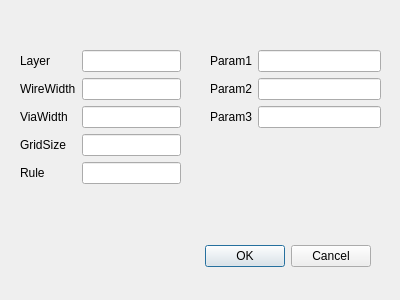
The window that ViaWireExtract/wireviaparamdialog.ui (chenyufjfz/ChipPintu) describes before a commit, drawn with Qt 5.
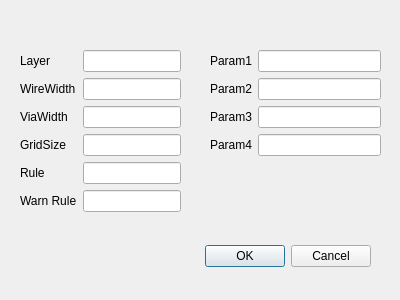
The same window after the commit.

Commit message: Add warning rule NO_ADJ_VIA_CONN rule and show warning rect.

What changed in the file:
```diff
--- a/ViaWireExtract/wireviaparamdialog.ui
+++ b/ViaWireExtract/wireviaparamdialog.ui
@@ -35,7 +35,7 @@
      <x>20</x>
      <y>50</y>
      <width>161</width>
-     <height>138</height>
+     <height>164</height>
     </rect>
    </property>
    <layout class="QFormLayout" name="formLayout">
@@ -89,6 +89,16 @@
     <item row="6" column="1">
      <widget class="QLineEdit" name="rule"/>
     </item>
+    <item row="7" column="0">
+     <widget class="QLabel" name="label_10">
+      <property name="text">
+       <string>Warn Rule</string>
+      </property>
+     </widget>
+    </item>
+    <item row="7" column="1">
+     <widget class="QLineEdit" name="warn_rule"/>
+    </item>
    </layout>
   </widget>
   <widget class="QWidget" name="formLayoutWidget">
@@ -131,6 +141,16 @@
     <item row="2" column="1">
      <widget class="QLineEdit" name="param3"/>
     </item>
+    <item row="3" column="0">
+     <widget class="QLabel" name="label_9">
+      <property name="text">
+       <string>Param4</string>
+      </property>
+     </widget>
+    </item>
+    <item row="3" column="1">
+     <widget class="QLineEdit" name="param4"/>
+    </item>
    </layout>
   </widget>
  </widget>
```
The commit also changes 13 other files.
